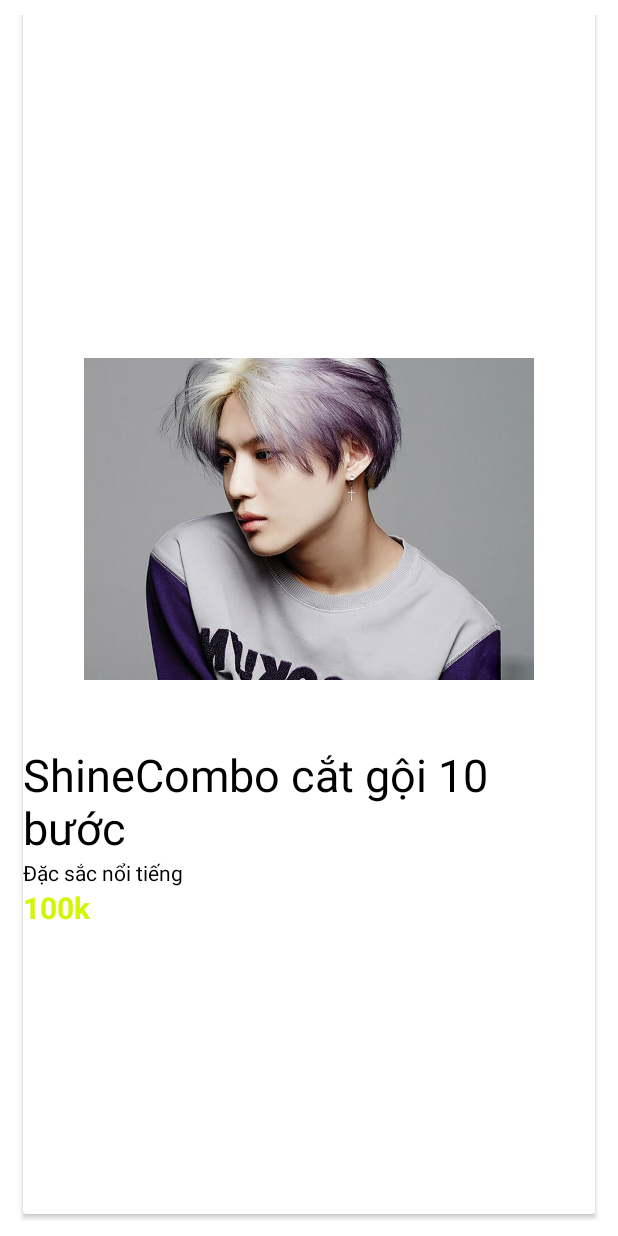
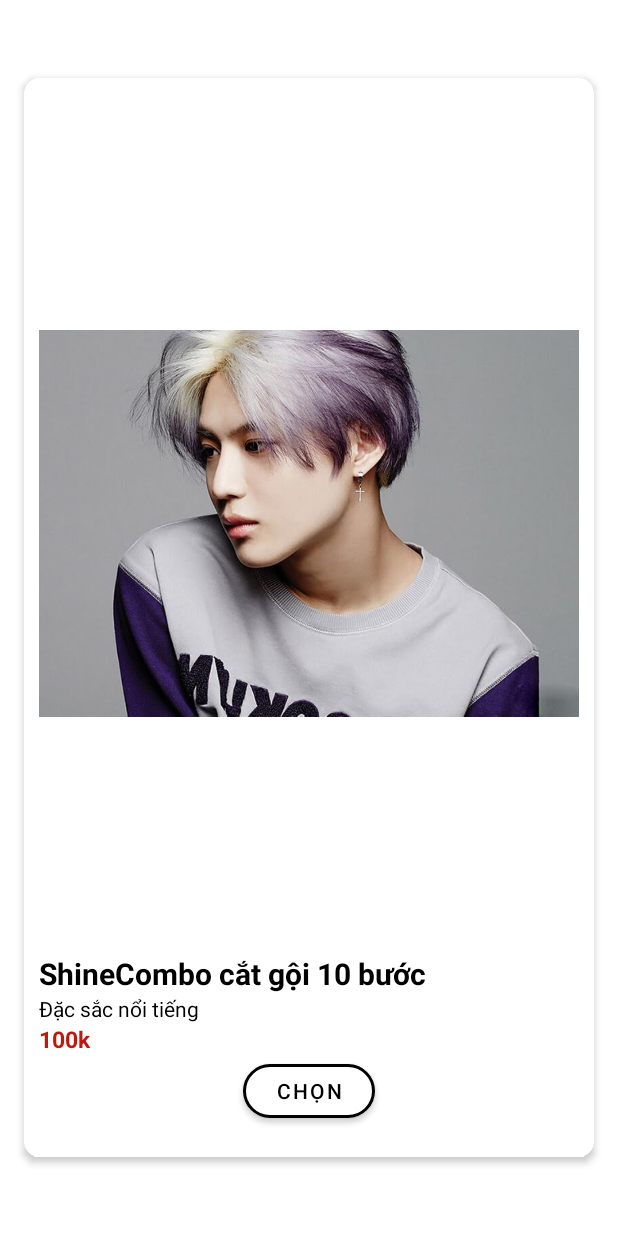
Before and after one commit to dungpt14083/UngDungDatLichCatToc, an Android app: the layout item_chondichvu.xml on its own in the app's theme, with its tools: preview values and no code run, on a phone screen of 412 x 824 dp. Run offline under Robolectric (Android 15) with nearby library versions, the phone set to English and light mode, and no system bars.

Commit message:
dung chon dich vu

```diff
--- a/app/src/main/java/com/example/ungdungdatlichcattoc/Adapter/ServiceAdapter.java
+++ b/app/src/main/java/com/example/ungdungdatlichcattoc/Adapter/ServiceAdapter.java
@@ -63,7 +63,7 @@
             String price = formatter.format(service.getPrice());
             item_chondichvu_tvPrice.setText(price + " VNĐ");
             // Glide.with(holder.img_avatar.getContext()).load(comics.getImage()).into(holder.img_avatar);
-            Glide.with(item_chondichvu_img.getContext()).load(service.getImages()).into(item_chondichvu_img);
+            Glide.with(item_chondichvu_img.getContext()).load("http://io.supermeo.com:8000/"+service.getImages()).into(item_chondichvu_img);
 
             item_chondichvu_btn_chon.setOnClickListener(new View.OnClickListener() {
                 @Override
--- a/app/src/main/res/layout/item_chondichvu.xml
+++ b/app/src/main/res/layout/item_chondichvu.xml
@@ -7,35 +7,42 @@
     android:layout_margin="10dp"
     android:gravity="center"
     android:layout_height="match_parent">
+
     <androidx.cardview.widget.CardView
-    android:layout_marginLeft="5dp"
-    android:layout_marginRight="5dp"
         android:layout_width="match_parent"
-    android:background="#C3BABA"
-    android:layout_height="match_parent">
+        android:layout_height="wrap_content"
+        app:cardElevation="3dp"
+        app:cardCornerRadius="10dp"
+        app:cardUseCompatPadding="true"
+        >
         <LinearLayout
             android:layout_width="match_parent"
             android:layout_height="match_parent"
+            android:padding="10dp"
             android:orientation="vertical"
             android:gravity="center">
-        <ImageView
-            android:layout_width="300dp"
-            android:layout_height="300dp"
-android:layout_gravity="center"
-            android:src="@drawable/tocnamdep"
-            android:id="@+id/item_chondichvu_img"/>
+
             <LinearLayout
                 android:layout_width="match_parent"
                 android:layout_height="wrap_content"
                 android:orientation="vertical"
                 android:background="#FFF"
                 >
+                <ImageView
+                    android:minHeight="200dp"
+                    android:minWidth="200dp"
+                    android:layout_width="match_parent"
+                    android:layout_height="wrap_content"
+                    android:layout_gravity="center"
+                    android:src="@drawable/tocnamdep"
+                    android:id="@+id/item_chondichvu_img"/>
                 <TextView
                     android:gravity="left"
                     android:layout_width="match_parent"
                     android:layout_height="wrap_content"
                     android:text="ShineCombo cắt gội 10 bước"
-                android:textSize="30dp"
+                    android:textSize="20dp"
+                    android:textStyle="bold"
                     android:textColor="@color/black"
                     android:id="@+id/item_chondichvu_tvName"/>
                 <TextView
@@ -45,19 +52,16 @@
                     android:text="Đặc sắc nổi tiếng"
                     android:textColor="@color/black"
                     android:id="@+id/item_chondichvu_tvDesc"/>
+
                 <TextView
+                    android:id="@+id/item_chondichvu_tvPrice"
                     android:layout_width="match_parent"
                     android:layout_height="wrap_content"
                     android:text="100k"
-                android:textStyle="bold"
-                android:textSize="20dp"
-                android:textColor="#D2F606"
-                android:id="@+id/item_chondichvu_tvPrice"/>
+                    android:textColor="#BD190D"
+                    android:textSize="15dp"
+                    android:textStyle="bold" />
             </LinearLayout>
-
-    </LinearLayout>
-
-</androidx.cardview.widget.CardView>
             <com.google.android.material.button.MaterialButton
                 android:layout_width="wrap_content"
                 android:layout_height="wrap_content"
@@ -71,3 +75,9 @@
                 android:layout_marginBottom="10dp"
                 android:id="@+id/item_chondichvu_btn_chon"/>
         </LinearLayout>
+
+
+
+    </androidx.cardview.widget.CardView>
+
+</LinearLayout>
```
Lines whose indentation alone changed are shown as unchanged.
